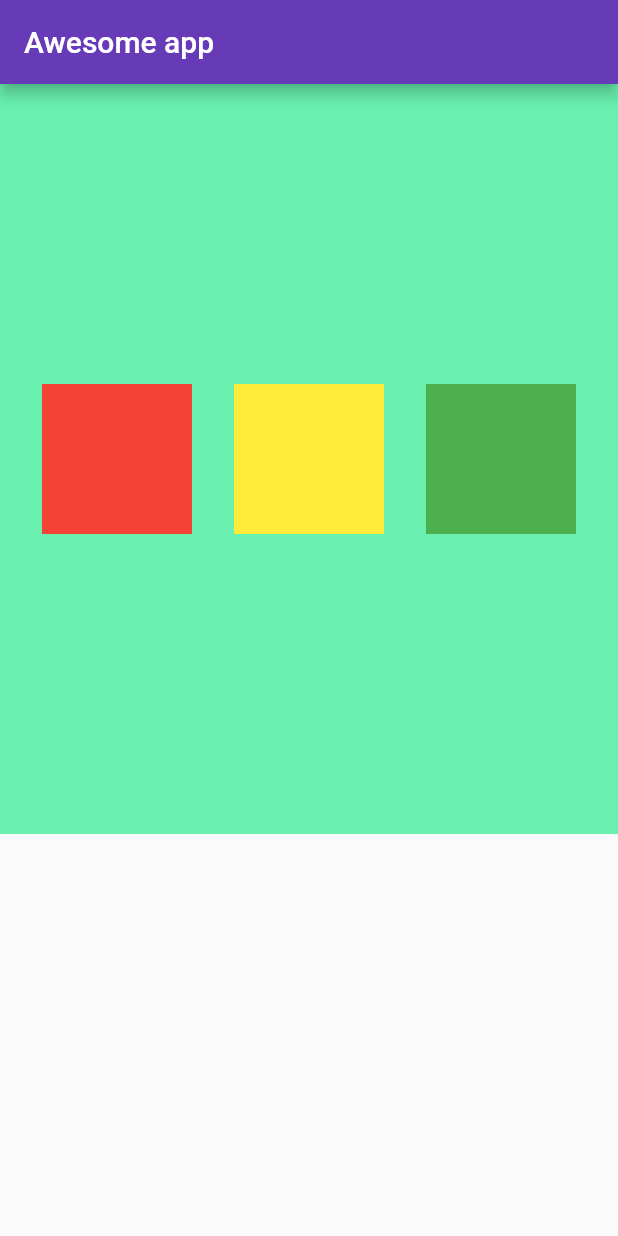
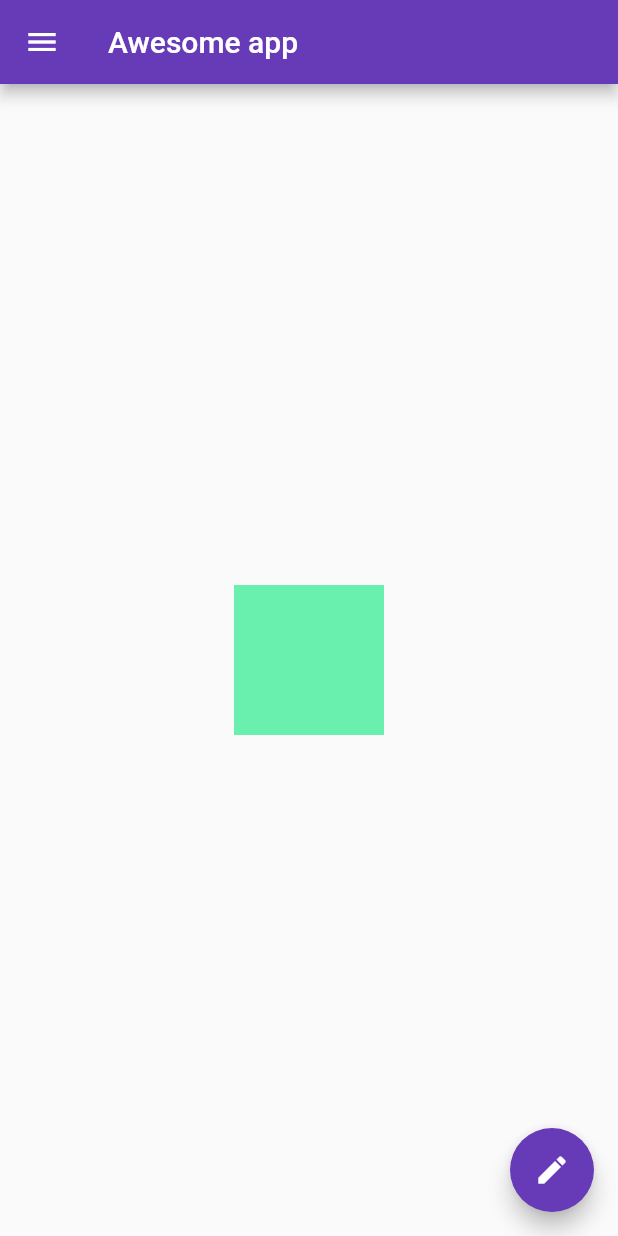
Before and after one commit to NullChefo/Learning_Flutter, a Flutter app: the screen it shows after launch, on a phone screen of 412 x 824 dp. Run offline on Flutter 3.47's test engine with Material 2 defaults, Android fonts, the phone set to English and light mode, and no system bars.

Commit message:
Chapter 3 Drawer

```diff
--- a/awesome_application/lib/main.dart
+++ b/awesome_application/lib/main.dart
@@ -16,37 +16,48 @@ class HomePage extends StatelessWidget {
       appBar: AppBar(
         title: const Text("Awesome app"),
       ),
-      body: Container(
-        color: Colors.greenAccent,
-        height: 500,
-        child: Row(
-          mainAxisAlignment: MainAxisAlignment.spaceEvenly,
-          crossAxisAlignment: CrossAxisAlignment.center,
+      body: Center(
+        child: Container(
+          color: Colors.greenAccent,
+          height: 100,
+          width: 100,
+        ),
+      ),
+      drawer: Drawer(
+        //  key: key,
+        child: ListView(
+          padding: const EdgeInsets.all(0),
           children: <Widget>[
-            Container(
-              padding: const EdgeInsets.all(10), //Paddin
-              width: 100,
-              height: 100,
-              color: Colors.red,
-              alignment: Alignment.center,
+            UserAccountsDrawerHeader(
+              accountName: Text("Name"),
+              accountEmail: Text("@gmail.com"),
+              currentAccountPicture: CircleAvatar(
+                  backgroundColor:
+                      Colors.yellowAccent), // can change with Image.network()
             ),
-            Container(
-              padding: const EdgeInsets.all(10), //Paddin
-              width: 100,
-              height: 100,
-              color: Colors.yellow,
-              alignment: Alignment.center,
+            ListTile(
+              leading: Icon(Icons.person),
+              title: Text("First Name"),
+              subtitle: Text("Last Name"),
+              trailing: Icon(Icons.person_add),
             ),
-            Container(
-              padding: const EdgeInsets.all(10), //Paddin
-              width: 100,
-              height: 100,
-              color: Colors.green,
-              alignment: Alignment.center,
-            ),
+            ListTile(
+              leading: Icon(Icons.email),
+              title: Text("Email"),
+              subtitle: Text("@gmail.com"),
+              trailing: Icon(Icons.email_sharp),
+            )
           ],
         ),
       ),
+
+      floatingActionButton: FloatingActionButton(
+        child: Icon(Icons.edit),
+        //backgroundColor: Colors.teal,
+
+        onPressed: () {},
+      ),
+      // floatingActionButtonLocation: FloatingActionButtonLocation.centerDocked,
     );
   }
 }
```
